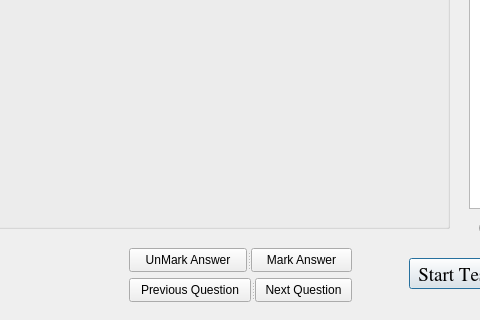
Qt form questions.ui (sahilsehgal1995/Quiz_Project) before a commit; both pictures show x 121 to 601 and y 172 to 492 of the 739 by 492 pixel window.
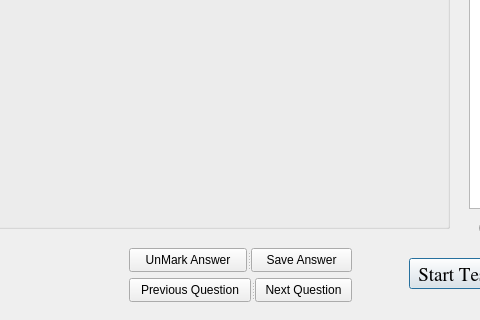
The same form after that commit.

Commit message: Timer stopped on end test

Diff of the .ui file:
```diff
--- a/questions.ui
+++ b/questions.ui
@@ -65,7 +65,7 @@
      <set>Qt::NoTextInteraction</set>
     </property>
    </widget>
-   <widget class="QWidget" name="">
+   <widget class="QWidget" name="layoutWidget">
     <property name="geometry">
      <rect>
       <x>21</x>
@@ -243,7 +243,7 @@
       </widget>
       <widget class="QPushButton" name="MarkAnswer">
        <property name="text">
-        <string>Mark Answer</string>
+        <string>Save Answer</string>
        </property>
       </widget>
      </widget>
```
The commit also changes 2 other files.
